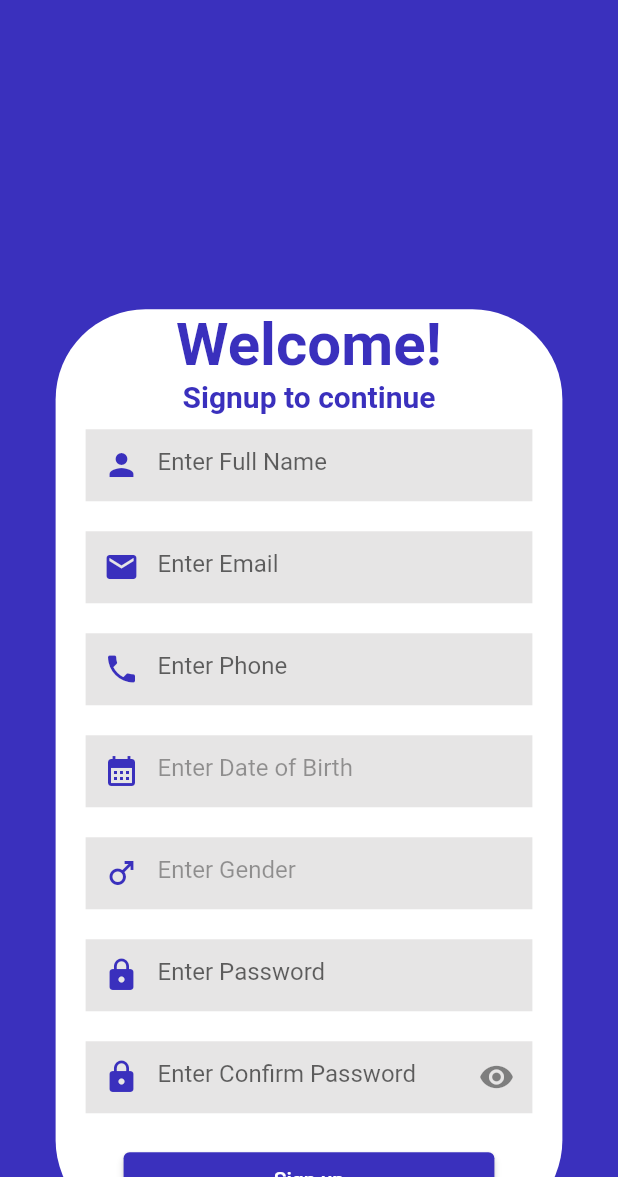
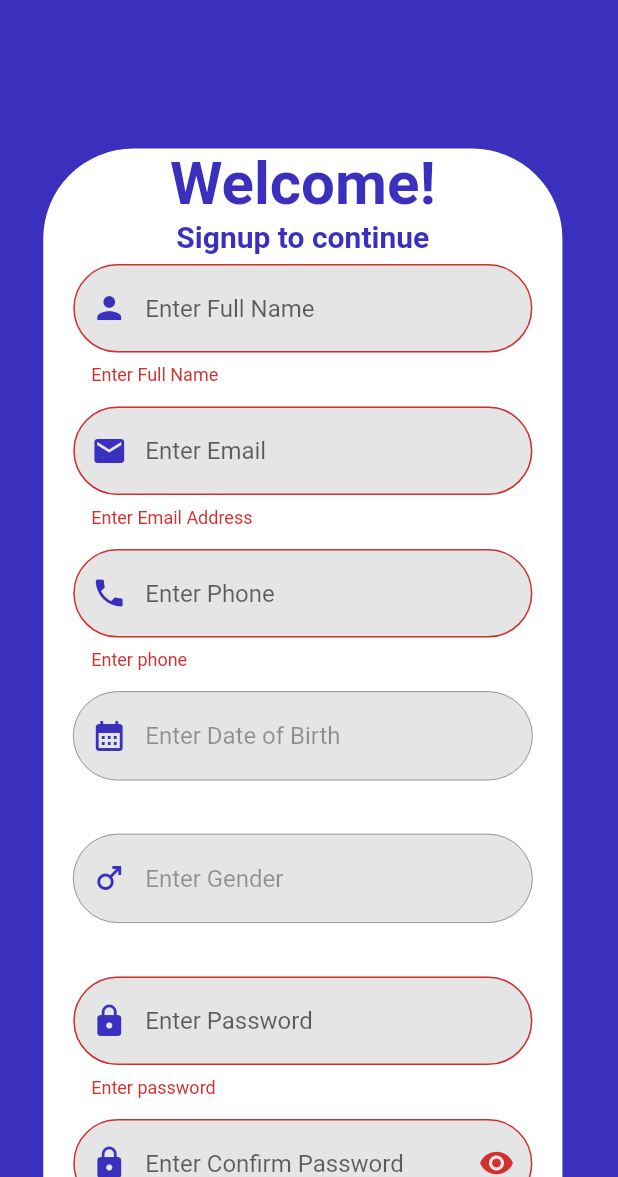
Before and after one commit to aahilalwani25/ilaj_karao_application, a Flutter app: the SignupForm screen opened directly, after a tap on "Sign up", on a phone screen of 412 x 824 dp, the part 59-1236 px from its top. Run offline on Flutter 3.47's test engine with Material 2 defaults, Android fonts, the phone set to English and light mode, and no system bars; our stand-ins replace firebase_auth, firebase_core, firebase_database; accounts and stored records are empty.

Commit message:
initial commit

```diff
--- a/lib/Controllers/SignupController.dart
+++ b/lib/Controllers/SignupController.dart
@@ -1,4 +1,33 @@
+import 'package:firebase_database/firebase_database.dart';
+
+import '../Models/NewUser.dart';
+import 'package:firebase_core/firebase_core.dart';
+import 'package:firebase_auth/firebase_auth.dart';
+
+
 class SignupController{
 
+  NewUser user;
+  Map<String,dynamic>? users;
+  final db= FirebaseDatabase.instance.ref('users');
 
+  SignupController({required this.user}){
+    users= {
+      'full_name': user.name,
+      'email': user.email,
+      'password': user.password,
+      'phone': user.phone,
+      'gender': user.gender,
+      'dob': user.dob,
+    };
+  }
+
+  Future<void> signUpUser() async{
+    db.push().set(users!).then((value){
+      print('Signed up successfully!');
+    })
+    .onError((error, stackTrace){
+      print("Error: ${error}");
+    });
+  }
 }
--- a/lib/Models/NewUser.dart
+++ b/lib/Models/NewUser.dart
@@ -1,14 +1,15 @@
 class NewUser {
-  String name, dob, password, email;
-  bool active;
-  int age;
+  String? name, dob, password, email, phone, gender;
+  //bool active;
+  //int age;
 
   NewUser(
       {required this.name,
       required this.dob,
-      required this.active,
       required this.email,
+      required this.phone,
+      required this.gender,
       required this.password,
-      required this.age}
+      }
     );
 }
--- a/lib/Screens/SignupForm.dart
+++ b/lib/Screens/SignupForm.dart
@@ -1,4 +1,6 @@
 import 'package:flutter/material.dart';
+import 'package:ilaj_karao_application/Controllers/SignupController.dart';
+import 'package:ilaj_karao_application/Models/NewUser.dart';
 import 'package:ilaj_karao_application/Screens/LoginForm.dart';
 import '../global/styles/screens.dart';
 
@@ -12,10 +14,10 @@ class SignupForm extends StatefulWidget {
 class _SignupFormState extends State<SignupForm> {
   //form key works just like findViewById in Java
   final _formkey = GlobalKey<FormState>();
-  String? _email, _password, _dob, _full_name, _phone, _gender;
+  String? _email, _password, _c_password, _dob, _full_name, _phone="+92", _gender;
 
   EdgeInsets paddingSpaceTextbox =
-      EdgeInsets.symmetric(horizontal: 20, vertical: 10);
+      EdgeInsets.symmetric(horizontal: 20, vertical: 7);
 
   Form getForm(BuildContext context) => (Form(
       key: _formkey,
@@ -44,8 +46,11 @@ class _SignupFormState extends State<SignupForm> {
             padding: paddingSpaceTextbox,
             child: TextFormField(
                 validator: (value) {
+                  RegExp regexp= RegExp(r"^[a-zA-Z0-9.a-zA-Z0-9.!#$%&'*+-/=?^_`{|}~]+@[a-zA-Z0-9]+\.[a-zA-Z]+");
                   if (value!.isEmpty) {
                     return "Enter Email Address";
+                  }else if(!regexp.hasMatch(value)){
+                    return "Pleae enter valid email address";
                   }
                   return null;
                 },
@@ -60,9 +65,14 @@ class _SignupFormState extends State<SignupForm> {
             padding: paddingSpaceTextbox,
             child: TextFormField(
                 validator: (value) {
+                  //Pattern pattern=r'(3[0-9]{2})\6|0(3[0-9]{2})( |\-)?)[0-9])';
+                  //RegExp regExp=RegExp(pattern.toString());
                   if (value!.isEmpty) {
                     return "Enter phone";
                   }
+                  // else if(!regExp.hasMatch(value)){
+                  //   return "Enter valid Phone Number";
+                  // }
                   return null;
                 },
                 onSaved: (value) => _phone = value,
@@ -84,17 +94,21 @@ class _SignupFormState extends State<SignupForm> {
                   firstDate: DateTime(1900),
                   lastDate: DateTime(2024),
                 );
+
+                setState((){
+                  _dob=dob.toString();
+                });
               },
               child: TextFormField(
                   enabled: false,
+                  //initialValue: _dob,
                   validator: (value) {
                     if (value!.isEmpty) {
                       return "Enter DOB";
                     }
                     return null;
                   },
-                  onSaved: (value) => _dob = value,
-                  keyboardType: TextInputType.emailAddress,
+                  onSaved: (value) => value=_dob,
                   decoration: Styles.getTextboxInput(
                       hint: "Enter Date of Birth",
                       prefixIcon: const Icon(Icons.calendar_month))),
@@ -127,7 +141,6 @@ class _SignupFormState extends State<SignupForm> {
           ),
 
           //password
-          //phone
           Padding(
             padding: paddingSpaceTextbox,
             child: TextFormField(
@@ -135,10 +148,12 @@ class _SignupFormState extends State<SignupForm> {
                 validator: (value) {
                   if (value!.isEmpty) {
                     return "Enter password";
+                  }else if(value.length<8){
+                    return "Password must have at least 8 characters";
                   }
                   return null;
                 },
-                onSaved: (value) => _email = value,
+                onSaved: (value) => _password = value,
                 keyboardType: TextInputType.text,
                 decoration: Styles.getTextboxInput(
                     hint: "Enter Password",
@@ -148,14 +163,18 @@ class _SignupFormState extends State<SignupForm> {
           Padding(
             padding: paddingSpaceTextbox,
             child: TextFormField(
+              //onSaved: (value)=>_password=value,
                 obscureText: true,
                 validator: (value) {
                   if (value!.isEmpty) {
-                    return "Enter password";
+                    return "Enter Confirm password";
                   }
+                  // if(_password!=value){
+                  //   return "Password does not match";
+                  // }
                   return null;
                 },
-                onSaved: (value) => _email = value,
+                //onSaved: (value) => _password = value,
                 keyboardType: TextInputType.text,
                 decoration: Styles.getTextboxInput(
                     hint: "Enter Confirm Password",
@@ -170,11 +189,22 @@ class _SignupFormState extends State<SignupForm> {
               child: ElevatedButton(style: ElevatedButton.styleFrom(
                 backgroundColor: Styles().getPurpleColor,
               ), onPressed: () {
+                if(_formkey.currentState!.validate()){
+                  _formkey.currentState!.save();
 
-                //save the form state
-                _formkey.currentState!.save();
-                print(_dob!+" "+_full_name!);
-              }, child: Text('Sign up'))),
+                  NewUser user= NewUser(name: _full_name,
+                  password: _password,
+                  gender: _gender,
+                  phone: _phone,
+                  email: _email,
+                  dob: _dob,
+                  );
+
+                  SignupController(user: user)
+                  .signUpUser()
+                  .then((value) => print("Signed up"));
+                }
+              }, child: const Text('Sign up'))),
           )
         ],
       )));
@@ -218,7 +248,7 @@ class _SignupFormState extends State<SignupForm> {
           ),
           width: getWidth(context)*0.9,
           alignment: Alignment.center,
-          margin: EdgeInsets.only(top: getHeight(context) * 0.23, left: getWidth(context)*0.09, right: getWidth(context) * 0.09),
+          margin: EdgeInsets.only(top: getHeight(context) * 0.1, left: getWidth(context)*0.07, right: getWidth(context) * 0.09),
           child: Column(children: [
             Text(
               "Welcome!",
--- a/lib/global/styles/screens.dart
+++ b/lib/global/styles/screens.dart
@@ -12,8 +12,11 @@ class Styles {
   Color get getPurpleColor => const Color.fromARGB(255, 58, 48, 189);
 
   //callback
-  static InputDecoration getTextboxInput({required String hint, required Icon prefixIcon, Icon? suffixIcon, bool passwordVisible=true}) => (InputDecoration(
-        border: InputBorder.none,
+  static InputDecoration getTextboxInput({required String hint, required Icon prefixIcon, Icon? suffixIcon, bool passwordVisible=true}) => (
+    InputDecoration(
+        border: const OutlineInputBorder(
+          borderRadius: BorderRadius.all(Radius.circular(40))
+        ),
         prefixIcon: prefixIcon,
         suffixIcon: suffixIcon!=null?(
           InkWell(
--- a/pubspec.yaml
+++ b/pubspec.yaml
@@ -40,6 +40,7 @@ dependencies:
   shared_preferences: ^2.0.17
   intl: ^0.17.0
   scoped_model: ^2.0.0
+  firebase_database: ^10.0.13
 
 dev_dependencies:
   flutter_test:
```
Also changed, not shown: pubspec.lock, 1 other file.
